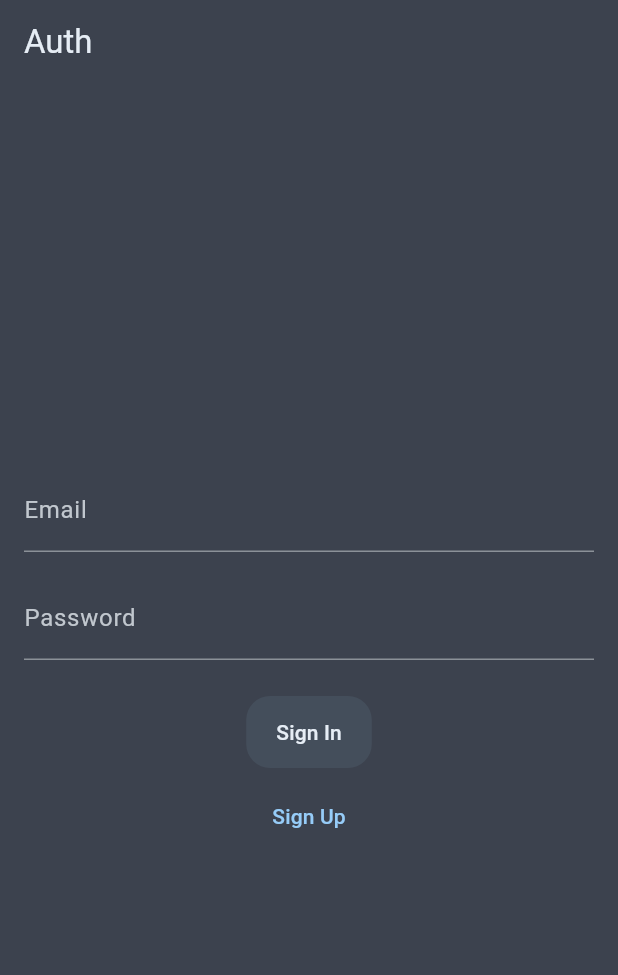
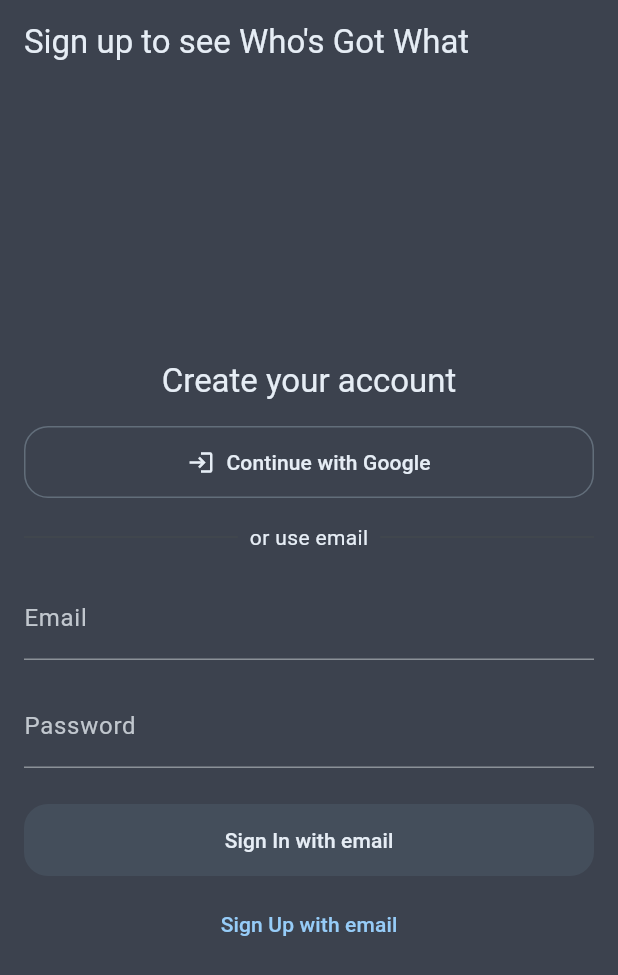
Before and after one commit to Non-Zero-AI/whos_got_what, a Flutter app: the AuthScreen screen opened by its route, on a phone screen of 412 x 824 dp. Shown: the top 975 px of the screen. Run offline on Flutter 3.47's test engine with Material 3 defaults, Android fonts, the phone set to English and light mode, and no system bars; our stand-ins replace flutter_animate, flutter_riverpod, freezed_annotation, geolocator, go_router, google_fonts and 3 more; missing offline and left inert: flutter_stripe; accounts and stored records are empty; network calls fail.

Commit message:
Refine intro carousel, auth UX, and logout flow

```diff
--- a/lib/features/auth/presentation/screens/auth_screen.dart
+++ b/lib/features/auth/presentation/screens/auth_screen.dart
@@ -15,17 +15,34 @@ class _AuthScreenState extends ConsumerState<AuthScreen> {
   final _emailController = TextEditingController();
   final _passwordController = TextEditingController();
   bool _isLoading = false;
+  bool _isGoogleLoading = false;
 
   Future<void> _signIn() async {
+    final email = _emailController.text.trim();
+    final password = _passwordController.text.trim();
+
+    if (email.isEmpty || password.isEmpty) {
+      if (mounted) {
+        ScaffoldMessenger.of(context).showSnackBar(
+          const SnackBar(content: Text('Please enter both email and password to sign in.')),
+        );
+      }
+      return;
+    }
+
     setState(() => _isLoading = true);
     try {
       await ref.read(authRepositoryProvider).signInWithEmailPassword(
-            email: _emailController.text.trim(),
-            password: _passwordController.text.trim(),
+            email: email,
+            password: password,
           );
       if (mounted) context.go('/welcome');
     } on AuthException catch (e) {
-      if (mounted) ScaffoldMessenger.of(context).showSnackBar(SnackBar(content: Text(e.message)));
+      if (!mounted) return;
+      final msg = e.message.contains('Anonymous sign-ins are disabled')
+          ? 'Sign-in requires an email and password. Please fill in both fields.'
+          : e.message;
+      ScaffoldMessenger.of(context).showSnackBar(SnackBar(content: Text(msg)));
     } catch (e) {
       if (mounted) ScaffoldMessenger.of(context).showSnackBar(SnackBar(content: Text('Unexpected error: $e')));
     } finally {
@@ -33,16 +50,52 @@ class _AuthScreenState extends ConsumerState<AuthScreen> {
     }
   }
 
+  Future<void> _signInWithGoogle() async {
+    if (_isGoogleLoading) return;
+    setState(() => _isGoogleLoading = true);
+    try {
+      final supabase = Supabase.instance.client;
+      await supabase.auth.signInWithOAuth(OAuthProvider.google);
+      // auth state + router will handle navigation after successful OAuth
+    } on AuthException catch (e) {
+      if (!mounted) return;
+      ScaffoldMessenger.of(context)
+          .showSnackBar(SnackBar(content: Text('Google sign-in failed: ${e.message}')));
+    } catch (e) {
+      if (!mounted) return;
+      ScaffoldMessenger.of(context)
+          .showSnackBar(SnackBar(content: Text('Google sign-in failed: $e')));
+    } finally {
+      if (mounted) setState(() => _isGoogleLoading = false);
+    }
+  }
+
   Future<void> _signUp() async {
+    final email = _emailController.text.trim();
+    final password = _passwordController.text.trim();
+
+    if (email.isEmpty || password.isEmpty) {
+      if (mounted) {
+        ScaffoldMessenger.of(context).showSnackBar(
+          const SnackBar(content: Text('Please enter both email and password to sign up.')),
+        );
+      }
+      return;
+    }
+
     setState(() => _isLoading = true);
     try {
       await ref.read(authRepositoryProvider).signUpWithEmailPassword(
-            email: _emailController.text.trim(),
-            password: _passwordController.text.trim(),
+            email: email,
+            password: password,
           );
       if (mounted) context.go('/welcome');
     } on AuthException catch (e) {
-      if (mounted) ScaffoldMessenger.of(context).showSnackBar(SnackBar(content: Text(e.message)));
+      if (!mounted) return;
+      final msg = e.message.contains('Anonymous sign-ins are disabled')
+          ? 'Sign-up requires an email and password. Please fill in both fields.'
+          : e.message;
+      ScaffoldMessenger.of(context).showSnackBar(SnackBar(content: Text(msg)));
     } catch (e) {
       if (mounted) ScaffoldMessenger.of(context).showSnackBar(SnackBar(content: Text('Unexpected error: $e')));
     } finally {
@@ -53,13 +106,44 @@ class _AuthScreenState extends ConsumerState<AuthScreen> {
   @override
   Widget build(BuildContext context) {
     return Scaffold(
-      appBar: AppBar(title: const Text('Auth')),
+      appBar: AppBar(title: const Text("Sign up to see Who's Got What")),
       body: Center(
         child: Padding(
           padding: const EdgeInsets.all(16.0),
+          child: SingleChildScrollView(
             child: Column(
               mainAxisAlignment: MainAxisAlignment.center,
+              crossAxisAlignment: CrossAxisAlignment.stretch,
               children: [
+                Text(
+                  'Create your account',
+                  style: Theme.of(context).textTheme.titleLarge,
+                  textAlign: TextAlign.center,
+                ),
+                const SizedBox(height: 16),
+                OutlinedButton.icon(
+                  onPressed: _isGoogleLoading ? null : _signInWithGoogle,
+                  icon: _isGoogleLoading
+                      ? const SizedBox(
+                          height: 18,
+                          width: 18,
+                          child: CircularProgressIndicator(strokeWidth: 2),
+                        )
+                      : const Icon(Icons.login),
+                  label: const Text('Continue with Google'),
+                ),
+                const SizedBox(height: 16),
+                Row(
+                  children: const [
+                    Expanded(child: Divider()),
+                    Padding(
+                      padding: EdgeInsets.symmetric(horizontal: 8.0),
+                      child: Text('or use email'),
+                    ),
+                    Expanded(child: Divider()),
+                  ],
+                ),
+                const SizedBox(height: 16),
                 TextField(
                   controller: _emailController,
                   decoration: const InputDecoration(labelText: 'Email'),
@@ -73,18 +157,19 @@ class _AuthScreenState extends ConsumerState<AuthScreen> {
                 ),
                 const SizedBox(height: 24),
                 if (_isLoading)
-                const CircularProgressIndicator()
+                  const Center(child: CircularProgressIndicator())
                 else
                   Column(
+                    crossAxisAlignment: CrossAxisAlignment.stretch,
                     children: [
                       FilledButton(
                         onPressed: _signIn,
-                      child: const Text('Sign In'),
+                        child: const Text('Sign In with email'),
                       ),
                       const SizedBox(height: 8),
                       TextButton(
                         onPressed: _signUp,
-                      child: const Text('Sign Up'),
+                        child: const Text('Sign Up with email'),
                       ),
                     ],
                   ),
@@ -92,6 +177,7 @@ class _AuthScreenState extends ConsumerState<AuthScreen> {
             ),
           ),
         ),
+      ),
     );
   }
 }
```
Also changed, not shown: lib/core/router/router_provider.dart (+0 -16 lines), lib/features/onboarding/presentation/screens/intro_carousel_screen.dart (+9 -3 lines), lib/features/settings/presentation/screens/settings_screen.dart (+17 -0 lines). Lines whose indentation alone changed are shown as unchanged.
